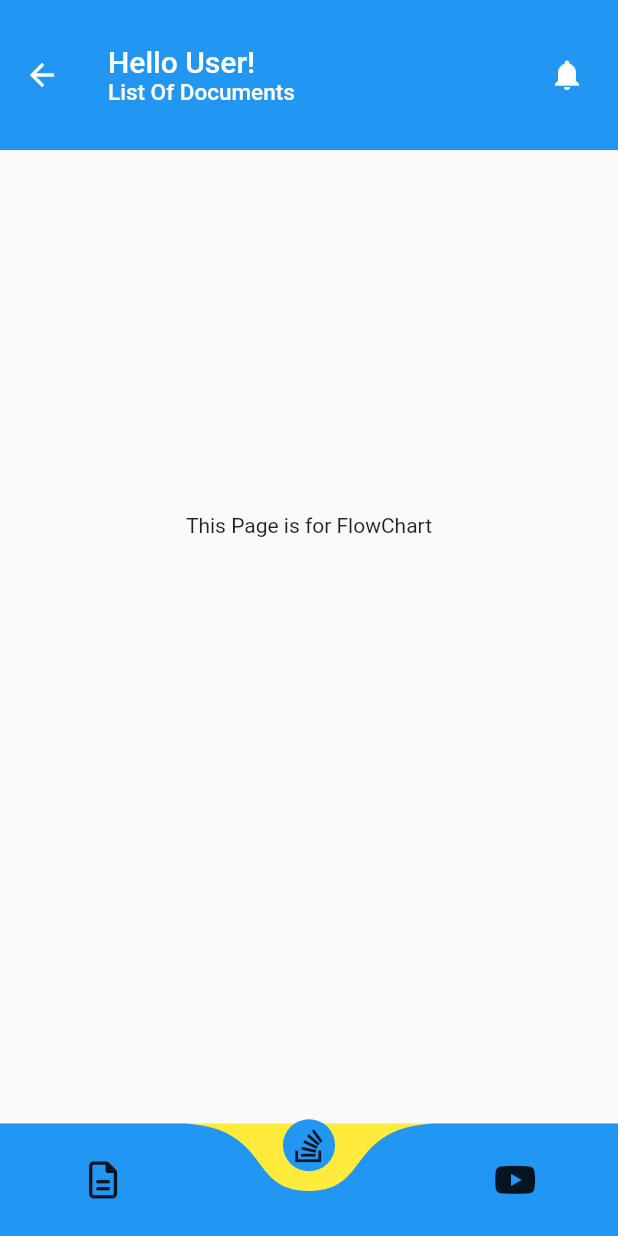
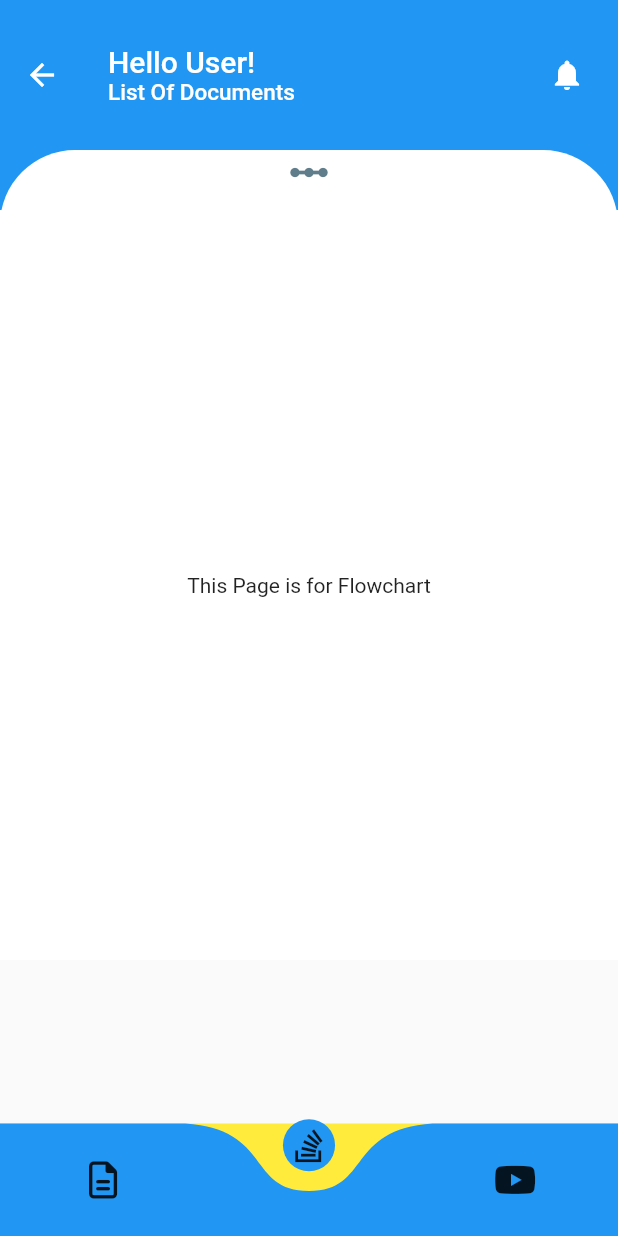
Before and after one commit to ParthBhuva97/SSIP, a Flutter app: the DocumentInfo screen opened directly with empty values, item 2 of the bottom bar chosen, on a phone screen of 412 x 824 dp. Run offline on Flutter 3.47's test engine with Material 2 defaults, Android fonts, the phone set to English and light mode, and no system bars; drawn by our look-alikes of curved_navigation_bar; our stand-ins replace flutter_neumorphic, font_awesome_flutter.

Commit message:
Minor Bug Fixes

```diff
--- a/lib/documentInfo.dart
+++ b/lib/documentInfo.dart
@@ -71,41 +71,20 @@ class _DocumentInfoState extends State<DocumentInfo> {
                     Padding(
                       padding: const EdgeInsets.only(top: 40.0),
                       child: Container(
-                        height: 600,
+                        height: 500,
                         color: Colors.white,
                         width: double.infinity,
                         padding: const EdgeInsets.all(8.0),
-                        child: ListView.builder(
-                            itemCount: 5,
-                            itemBuilder: (BuildContext context, int index) {
-                              return Padding(
-                                padding: const EdgeInsets.only(
-                                    left: 8.0, right: 8.0, top: 5, bottom: 5),
-                                child: GestureDetector(
-                                  onTap: () {
-                                    Navigator.push(
-                                        context,
-                                        MaterialPageRoute(
-                                            builder: (context) => DocumentInfo(
-                                                docName: "$index")));
-                                  },
-                                  child: Card(
-                                    elevation: 10,
                         child: Container(
-                                      height: 50,
-                                      margin: EdgeInsets.all(10),
+                          width: double.infinity,
                           child: Column(
-                                        mainAxisAlignment:
-                                            MainAxisAlignment.center,
+                            mainAxisAlignment: MainAxisAlignment.center,
+                            crossAxisAlignment: CrossAxisAlignment.center,
                             children: [
-                                          Text("$index"),
+                              Text("This Page is for List of Documents"),
                             ],
                           ),
                         ),
-                                  ),
-                                ),
-                              );
-                            }),
                       ),
                     )
                   ],
@@ -114,15 +93,51 @@ class _DocumentInfoState extends State<DocumentInfo> {
             )
           : SingleChildScrollView(
               child: Container(
+                color: Colors.blue,
+                child: Stack(
+                  children: [
+                    Container(
+                      child: Container(
+                        height: 150,
                         width: double.infinity,
+                        decoration: BoxDecoration(
+                            borderRadius: BorderRadius.circular(50),
+                            color: Colors.white),
+                        child: Row(
+                          mainAxisAlignment: MainAxisAlignment.center,
+                          crossAxisAlignment: CrossAxisAlignment.start,
+                          children: [
+                            Icon(
+                              Icons.linear_scale_sharp,
+                              size: 30,
+                              color: Colors.blueGrey,
+                            )
+                          ],
+                        ),
+                      ),
+                    ),
+                    Padding(
+                      padding: const EdgeInsets.only(top: 40.0),
+                      child: Container(
                         height: 500,
+                        color: Colors.white,
+                        width: double.infinity,
+                        padding: const EdgeInsets.all(8.0),
+                        child: Container(
+                          width: double.infinity,
                           child: Column(
                             mainAxisAlignment: MainAxisAlignment.center,
                             crossAxisAlignment: CrossAxisAlignment.center,
                             children: [
-                      Text("This Page is for FlowChart"),
+                              Text("This Page is for Flowchart"),
                             ],
-                  )),
+                          ),
+                        ),
+                      ),
+                    )
+                  ],
+                ),
+              ),
             ),
       bottomNavigationBar: CurvedNavigationBar(
         backgroundColor: Colors.yellow,
@@ -146,7 +161,8 @@ class _DocumentInfoState extends State<DocumentInfo> {
             currentIndex = index;
           });
           if (currentIndex == 2) {
-            var query = widget.docName.toString().replaceAll(" ", "+");
+            // var query = widget.docName.toString().replaceAll(" ", "+");
+            var query = "Hello World";
             var url =
                 Uri.parse("https://youtube.com/results?search_query=${query}");
             _launchUrl(url);
```
Lines whose indentation alone changed are shown as unchanged.
